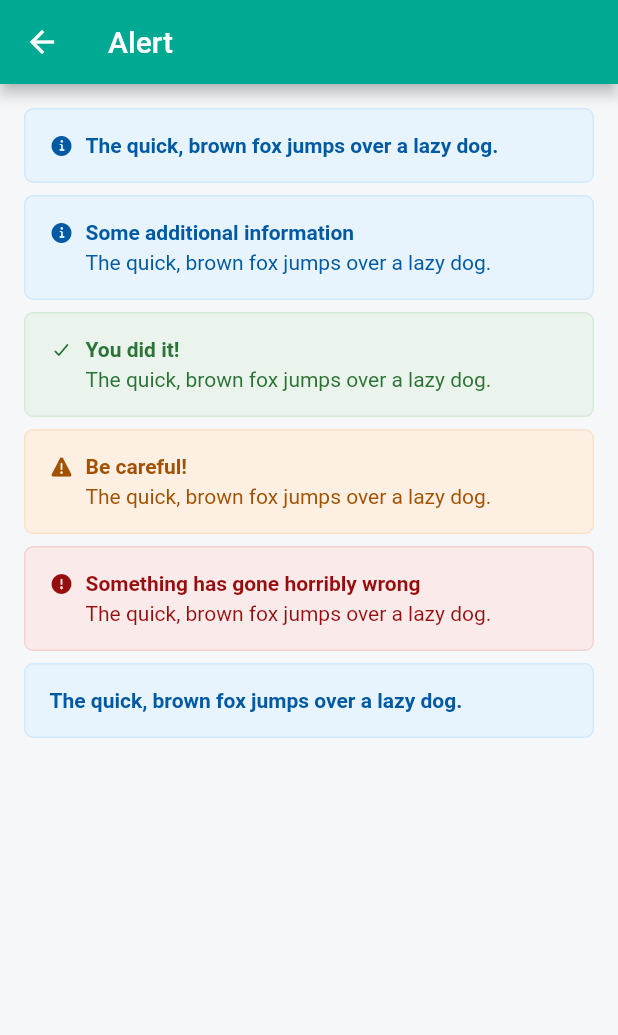
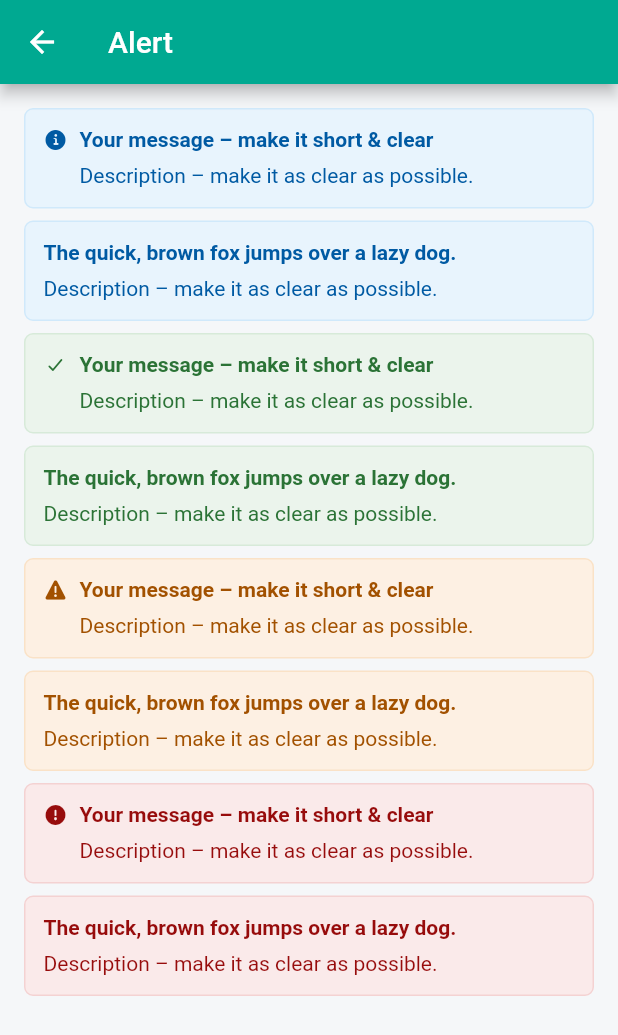
Before and after one commit to howiezuo/orbit-flutter, a Flutter app: the ComponentScreen screen opened by its route, on a phone screen of 412 x 824 dp. Shown: the top 1035 px of the screen. Run offline on Flutter 3.47's test engine with Material 2 defaults, Android fonts, the phone set to English and light mode, and no system bars.

Commit message:
finish alert

```diff
--- a/catalog/lib/src/components/alert_page.dart
+++ b/catalog/lib/src/components/alert_page.dart
@@ -1,5 +1,3 @@
-import 'package:flutter/material.dart';
-import 'package:flutter/widgets.dart';
 import 'package:orbit/orbit.dart';
 
 class AlertPage extends StatelessWidget {
@@ -8,40 +6,38 @@ class AlertPage extends StatelessWidget {
   @override
   Widget build(BuildContext context) {
     return SingleChildScrollView(
-      child: Container(
+      child: Padding(
         padding: EdgeInsets.all(16),
-        child: Column(
+        child: Wrap(
+          runSpacing: 8,
           children: [
-            Alert(
-              title: 'The quick, brown fox jumps over a lazy dog.',
-              showIcon: true,
-            ),
-            SizedBox(height: 8),
-            _typedAlert('Some additional information', AlertType.info),
-            SizedBox(height: 8),
-            _typedAlert('You did it!', AlertType.success),
-            SizedBox(height: 8),
-            _typedAlert('Be careful!', AlertType.warning),
-            SizedBox(height: 8),
-            _typedAlert(
-                'Something has gone horribly wrong', AlertType.critical),
-            SizedBox(height: 8),
-            Alert(
-              title: 'The quick, brown fox jumps over a lazy dog.',
-              showIcon: false,
-            ),
+            _typedAlert(AlertType.info),
+            _typedAlert(AlertType.success),
+            _typedAlert(AlertType.warning),
+            _typedAlert(AlertType.critical),
           ],
         ),
       ),
     );
   }
 
-  Widget _typedAlert(String title, AlertType type) {
-    return Alert(
-      title: title,
-      child: Text('The quick, brown fox jumps over a lazy dog.'),
-      type: type,
-      showIcon: true,
+  Widget _typedAlert(AlertType type) {
+    return Column(
+      children: [
+        Alert(
+          title: 'Your message – make it short & clear',
+          child: Text('Description – make it as clear as possible. '),
+          type: type,
+          showIcon: true,
+        ),
+        SizedBox(height: 8),
+        Alert(
+          title: 'The quick, brown fox jumps over a lazy dog.',
+          child: Text('Description – make it as clear as possible. '),
+          type: type,
+          showIcon: false,
+        ),
+      ],
     );
   }
 }
--- a/lib/src/components/alert.dart
+++ b/lib/src/components/alert.dart
@@ -7,14 +7,14 @@ class Alert extends StatelessWidget {
   final Widget? child;
   final AlertType? type;
   final bool showIcon;
-  final LocalAlertStyle? style;
+  final AlertStyle? style;
 
   const Alert({
     Key? key,
     required this.title,
     this.child,
     AlertType this.type = AlertType.info,
-    this.showIcon = false,
+    this.showIcon = true,
     this.style,
   }) : super(key: key);
 
@@ -22,34 +22,46 @@ class Alert extends StatelessWidget {
   Widget build(BuildContext context) {
     final theme = OrbitTheme.of(context);
     final baseTokens = theme.baseTokens;
+    final textTokens = theme.textTokens;
     final style = _resolveStyle(context);
+
     return Container(
       padding: style.padding,
       decoration: BoxDecoration(
         color: style.colorBackground,
-        border: Border.all(color: style.colorBorder!),
+        border: Border.all(color: style.colorBorder!, width: 1),
         borderRadius: style.borderRadius,
       ),
       child: Row(
         crossAxisAlignment: CrossAxisAlignment.start,
         children: [
-          if (showIcon) _icon(context, style.colorIcon),
+          if (showIcon)
+            Padding(
+              padding: EdgeInsets.only(right: baseTokens.spaceXsmall),
+              child: _icon(context, style.colorIcon),
+            ),
           Column(
             crossAxisAlignment: CrossAxisAlignment.start,
             children: [
               Text(
                 title,
                 style: TextStyle(
-                  color: style.colorIcon,
-                  // TODO token
-                  fontWeight: FontWeight.bold,
+                  color: style.colorText,
+                  fontSize: textTokens.fontSizeNormal,
+                  fontWeight: theme.baseTokens.fontWeightBold,
+                  height: textTokens.lineHeightHeading,
                 ),
               ),
               if (child != null)
                 Padding(
                   padding: EdgeInsets.only(top: baseTokens.spaceXxsmall),
                   child: DefaultTextStyle(
-                    style: TextStyle(color: style.colorText),
+                    style: TextStyle(
+                      color: style.colorText,
+                      fontSize: textTokens.fontSizeNormal,
+                      height: textTokens.lineHeightNormal! /
+                          textTokens.fontSizeNormal!,
+                    ),
                     child: child!,
                   ),
                 ),
@@ -62,39 +74,47 @@ class Alert extends StatelessWidget {
 
   Widget _icon(BuildContext context, Color? iconColor) {
     final theme = OrbitTheme.of(context);
-    final icon = _resolveIcon();
-    final iconSizes = IconTokens.fromDefault(context);
-    return Padding(
-      padding: EdgeInsets.only(right: theme.baseTokens.spaceXsmall),
-      child: Icon(
-        icon,
-        size: iconSizes.sizeSmall,
-        color: iconColor,
-      ),
+
+    IconData resolveIcon() {
+      switch (type) {
+        case AlertType.success:
+          return OrbitIcons.check;
+        case AlertType.warning:
+          return OrbitIcons.alert;
+        case AlertType.critical:
+          return OrbitIcons.alert_circle;
+        default:
+          return OrbitIcons.information_circle;
+      }
+    }
+
+    return Icon(
+      resolveIcon(),
+      size: theme.iconTokens.sizeSmall,
+      color: iconColor,
     );
   }
 
-  LocalAlertStyle _resolveStyle(BuildContext context) {
+  AlertStyle _resolveStyle(BuildContext context) {
     final themeStyle = _fromTheme(context);
     final iconColor = style?.colorIcon ?? themeStyle.colorIcon!;
     final textColor = style?.colorText ?? themeStyle.colorText!;
-    final backgroundColor =
-        style?.colorBackground ?? themeStyle.colorBackground!;
+    final background = style?.colorBackground ?? themeStyle.colorBackground!;
     final borderColor = style?.colorBorder ?? themeStyle.colorBorder!;
     final padding = style?.padding ?? themeStyle.padding!;
-    return LocalAlertStyle.raw(
+    return AlertStyle.raw(
       colorIcon: iconColor,
       colorText: textColor,
-      colorBackground: backgroundColor,
+      colorBackground: background,
       colorBorder: borderColor,
       padding: padding,
       borderRadius: themeStyle.borderRadius!,
     );
   }
 
-  LocalAlertStyle _fromTheme(BuildContext context) {
+  AlertStyle _fromTheme(BuildContext context) {
     final theme = OrbitTheme.of(context);
-    final defalutAlertStyles = AlertTokens.fromDefault(context);
+    final defalutAlertStyles = theme.alertTokens;
 
     Color resolveIconColor() {
       switch (type) {
@@ -122,7 +142,7 @@ class Alert extends StatelessWidget {
       }
     }
 
-    Color resolveBackgroundColor() {
+    Color resolveBackground() {
       switch (type) {
         case AlertType.success:
           return defalutAlertStyles.backgroundSuccess!;
@@ -148,36 +168,18 @@ class Alert extends StatelessWidget {
       }
     }
 
-    final iconColor = resolveIconColor();
-    final textColor = resolveTextColor();
-    final backgroundColor = resolveBackgroundColor();
-    final borderColor = resolveBorderColor();
-
-    return LocalAlertStyle.raw(
-      colorIcon: iconColor,
-      colorText: textColor,
-      colorBackground: backgroundColor,
-      colorBorder: borderColor,
+    return AlertStyle.raw(
+      colorIcon: resolveIconColor(),
+      colorText: resolveTextColor(),
+      colorBackground: resolveBackground(),
+      colorBorder: resolveBorderColor(),
       padding: defalutAlertStyles.padding!,
-      borderRadius: BorderRadius.all(theme.baseTokens.borderRadius),
+      borderRadius: BorderRadius.all(theme.borderRadius.large!),
     );
-  }
-
-  IconData _resolveIcon() {
-    switch (type) {
-      case AlertType.success:
-        return OrbitIcons.check;
-      case AlertType.warning:
-        return OrbitIcons.alert;
-      case AlertType.critical:
-        return OrbitIcons.alert_circle;
-      default:
-        return OrbitIcons.information_circle;
-    }
   }
 }
 
-class LocalAlertStyle {
+class AlertStyle {
   final Color? colorIcon;
   final Color? colorText;
   final Color? colorBackground;
@@ -185,7 +187,7 @@ class LocalAlertStyle {
   final EdgeInsets? padding;
   final BorderRadius? borderRadius;
 
-  const LocalAlertStyle({
+  const AlertStyle({
     this.colorIcon,
     this.colorText,
     this.colorBackground,
@@ -194,7 +196,7 @@ class LocalAlertStyle {
     this.borderRadius,
   });
 
-  const LocalAlertStyle.raw({
+  const AlertStyle.raw({
     required Color this.colorIcon,
     required Color this.colorText,
     required Color this.colorBackground,
--- a/lib/src/tokens/alert_tokens.dart
+++ b/lib/src/tokens/alert_tokens.dart
@@ -25,7 +25,6 @@ class AlertTokens {
   final Color? colorBorderWarning;
 
   final EdgeInsets? padding;
-  final EdgeInsets? paddingWithIcon;
 
   const AlertTokens({
     this.colorIconSuccess,
@@ -45,7 +44,6 @@ class AlertTokens {
     this.colorBorderWarning,
     this.colorBorderCritical,
     this.padding,
-    this.paddingWithIcon,
   });
 
   const AlertTokens.raw({
@@ -66,7 +64,6 @@ class AlertTokens {
     required Color this.colorBorderWarning,
     required Color this.colorBorderCritical,
     required EdgeInsets this.padding,
-    required EdgeInsets this.paddingWithIcon,
   });
 
   factory AlertTokens.fromTokens(ColorTokens colors, BaseTokens bases) {
@@ -87,8 +84,7 @@ class AlertTokens {
       colorBorderInfo: colors.blueLightHover,
       colorBorderWarning: colors.orangeLightHover,
       colorBorderCritical: colors.redLightHover,
-      padding: EdgeInsets.all(bases.spaceMedium),
-      paddingWithIcon: EdgeInsets.all(bases.spaceSmall),
+      padding: EdgeInsets.all(bases.spaceSmall),
     );
   }
 
```
